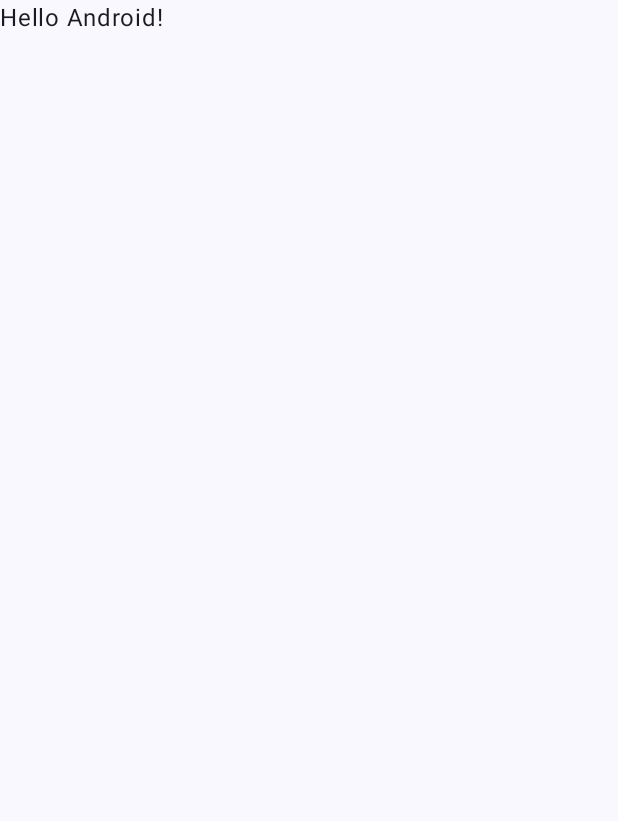
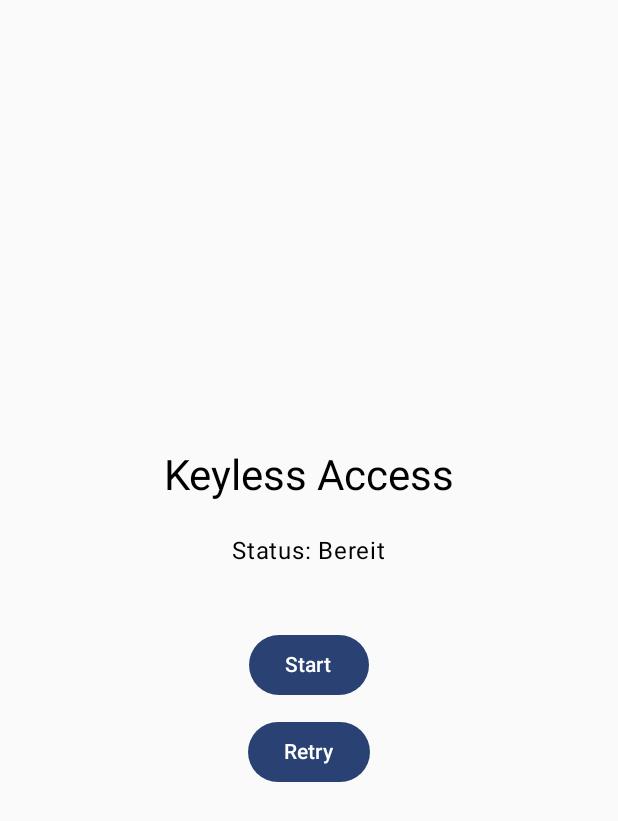
Before and after one commit to AlGD09/Keyless_App, an Android app built with Jetpack Compose: the screen it shows after launch (MainActivity), on a phone screen of 412 x 824 dp. Before the commit the part shown is almost empty. Shown: the top 821 px of the screen. Run offline under Robolectric (Android 15) with nearby library versions, the phone set to English and light mode, and no system bars; our stand-ins replace Dagger/Hilt's generated code.

Commit message:
Add: Simple UI + CLoud & BLE Dummies

```diff
--- a/app/src/main/AndroidManifest.xml
+++ b/app/src/main/AndroidManifest.xml
@@ -3,6 +3,7 @@
     xmlns:tools="http://schemas.android.com/tools">
 
     <application
+        android:name=".KeylessApplication"
         android:allowBackup="true"
         android:dataExtractionRules="@xml/data_extraction_rules"
         android:fullBackupContent="@xml/backup_rules"
--- /dev/null
+++ b/app/src/main/java/com/example/keyless_app/KeylessApplication.kt
@@ -0,0 +1,7 @@
+package com.example.keyless_app
+
+import android.app.Application
+import dagger.hilt.android.HiltAndroidApp
+
+@HiltAndroidApp
+class KeylessApplication : Application()
--- a/app/src/main/java/com/example/keyless_app/MainActivity.kt
+++ b/app/src/main/java/com/example/keyless_app/MainActivity.kt
@@ -11,37 +11,29 @@
 import androidx.compose.runtime.Composable
 import androidx.compose.ui.Modifier
 import androidx.compose.ui.tooling.preview.Preview
+import com.example.keyless_app.ablauf.AblaufScreen
 import com.example.keyless_app.ui.theme.Keyless_AppTheme
+import dagger.hilt.android.AndroidEntryPoint
 
+
+
+@AndroidEntryPoint
 class MainActivity : ComponentActivity() {
     override fun onCreate(savedInstanceState: Bundle?) {
         super.onCreate(savedInstanceState)
         enableEdgeToEdge()
         setContent {
             Keyless_AppTheme {
-                Scaffold(modifier = Modifier.fillMaxSize()) { innerPadding ->
-                    Greeting(
-                        name = "Android",
-                        modifier = Modifier.padding(innerPadding)
-                    )
-                }
+                AblaufScreen()
+
             }
         }
     }
 }
 
-@Composable
-fun Greeting(name: String, modifier: Modifier = Modifier) {
-    Text(
-        text = "Hello $name!",
-        modifier = modifier
-    )
-}
+
 
 @Preview(showBackground = true)
 @Composable
 fun GreetingPreview() {
-    Keyless_AppTheme {
-        Greeting("Android")
-    }
 }
--- /dev/null
+++ b/app/src/main/java/com/example/keyless_app/Navigation.kt
@@ -0,0 +1 @@
+package com.example.keyless_app
--- /dev/null
+++ b/app/src/main/java/com/example/keyless_app/ablauf/AblaufScreen.kt
@@ -0,0 +1,69 @@
+package com.example.keyless_app.ablauf
+
+
+
+import androidx.compose.foundation.layout.*
+import androidx.compose.material3.*
+import androidx.compose.runtime.*
+import androidx.compose.ui.Alignment
+import androidx.compose.ui.Modifier
+import androidx.compose.ui.tooling.preview.Preview
+import androidx.compose.ui.unit.dp
+import androidx.hilt.navigation.compose.hiltViewModel
+//import androidx.navigation.NavController
+
+@Composable
+fun AblaufScreen(
+    viewModel: AblaufViewModel = hiltViewModel()
+) {
+    // ViewModel-Status als State beobachten
+    val status by viewModel.status.collectAsState()
+
+    Column(
+        modifier = Modifier
+            .fillMaxSize()
+            .padding(20.dp),
+        verticalArrangement = Arrangement.Center,
+        horizontalAlignment = Alignment.CenterHorizontally
+    ) {
+        Text("Keyless Access", style = MaterialTheme.typography.headlineMedium)
+
+        Spacer(Modifier.height(20.dp))
+
+        Text("Status: ${status.label}")
+
+        Spacer(Modifier.height(40.dp))
+
+        Button(onClick = { viewModel.startProcess() }) {
+            Text("Start")
+        }
+
+        Spacer(Modifier.height(10.dp))
+
+        Button(onClick = { viewModel.retry() }) {
+            Text("Retry")
+        }
+    }
+}
+
+@Preview(showBackground = true)
+@Composable
+fun AblaufScreenPreview() {
+    com.example.keyless_app.ui.theme.Keyless_AppTheme {
+        Column(
+            modifier = Modifier
+                .fillMaxSize()
+                .padding(20.dp),
+            verticalArrangement = Arrangement.Center,
+            horizontalAlignment = Alignment.CenterHorizontally
+        ) {
+            Text("Keyless Access", style = MaterialTheme.typography.headlineMedium)
+            Spacer(Modifier.height(20.dp))
+            Text("Status: Cloud erfolgreich ✅")
+            Spacer(Modifier.height(40.dp))
+            Button(onClick = {}) { Text("Start") }
+            Spacer(Modifier.height(10.dp))
+            Button(onClick = {}) { Text("Retry") }
+        }
+    }
+}
--- /dev/null
+++ b/app/src/main/java/com/example/keyless_app/ablauf/AblaufViewModel.kt
@@ -0,0 +1,48 @@
+package com.example.keyless_app.ablauf
+
+import androidx.compose.ui.tooling.preview.Preview
+import androidx.lifecycle.ViewModel
+import androidx.lifecycle.viewModelScope
+import com.example.keyless_app.data.BLEManager
+import com.example.keyless_app.data.CloudClient
+import dagger.hilt.android.lifecycle.HiltViewModel
+import kotlinx.coroutines.flow.MutableStateFlow
+import kotlinx.coroutines.flow.asStateFlow
+import kotlinx.coroutines.launch
+import javax.inject.Inject
+
+@HiltViewModel
+class AblaufViewModel @Inject constructor(
+    private val cloudClient: CloudClient,
+    private val bleManager: BLEManager
+) : ViewModel() {
+
+    private val _status = MutableStateFlow<Status>(Status.Idle)
+    val status = _status.asStateFlow()
+
+    fun startProcess() {
+        viewModelScope.launch {
+            _status.value = Status.CloudConnecting
+            val token = cloudClient.fetchToken()
+            _status.value = Status.CloudSuccess
+
+            _status.value = Status.BLEStarting
+            val result = bleManager.startAuthentication(token)
+
+            _status.value = if (result) Status.AuthSuccess else Status.Error("Auth failed")
+        }
+    }
+
+    fun retry() {
+        _status.value = Status.Idle
+    }
+}
+
+sealed class Status(val label: String) {
+    object Idle : Status("Bereit")
+    object CloudConnecting : Status("Cloud: Verbindung...")
+    object CloudSuccess : Status("Cloud: Erfolgreich ✅")
+    object BLEStarting : Status("BLE: Läuft...")
+    object AuthSuccess : Status("Authentifiziert ✅")
+    data class Error(val msg: String) : Status("Fehler: $msg")
+}
--- /dev/null
+++ b/app/src/main/java/com/example/keyless_app/data/CloudClient.kt
@@ -0,0 +1,23 @@
+package com.example.keyless_app.data
+
+import kotlinx.coroutines.delay
+import javax.inject.Inject
+
+/**
+ * CloudClient – verwaltet die Kommunikation mit der Cloud.
+ * Zunächst eine simulierte (Mock-) Implementierung.
+ */
+class CloudClient @Inject constructor() {
+
+    /**
+     * Ruft ein Authentifizierungs-Token aus der Cloud ab.
+     * @return Token-String (zunächst Dummy)
+     */
+    suspend fun fetchToken(): String {
+        // Simuliere Netzwerkverzögerung
+        delay(1500)
+
+        // TODO: später echte REST-Implementierung (z. B. Retrofit)
+        return "mock-token-123"
+    }
+}
--- /dev/null
+++ b/app/src/main/java/com/example/keyless_app/di/AppModule.kt
@@ -0,0 +1,22 @@
+package com.example.keyless_app.di
+
+import com.example.keyless_app.data.CloudClient
+import com.example.keyless_app.data.BLEManager
+import dagger.Module
+import dagger.Provides
+import dagger.hilt.InstallIn
+import dagger.hilt.components.SingletonComponent
+import javax.inject.Singleton
+
+@Module
+@InstallIn(SingletonComponent::class)
+object AppModule {
+
+    @Provides
+    @Singleton
+    fun provideCloudClient(): CloudClient = CloudClient()
+
+    @Provides
+    @Singleton
+    fun provideBLEManager(): BLEManager = BLEManager()
+}
--- a/build.gradle.kts
+++ b/build.gradle.kts
@@ -3,4 +3,6 @@
     alias(libs.plugins.android.application) apply false
     alias(libs.plugins.kotlin.android) apply false
     alias(libs.plugins.kotlin.compose) apply false
+    id("com.android.library") version "8.3.2" apply false
+    id("com.google.dagger.hilt.android") version "2.51.1" apply false
 }
```
Also changed, not shown: app/build.gradle.kts (+21 -0 lines), app/src/main/java/com/example/keyless_app/NavGraph.kt (added, +27 -0 lines), app/src/main/java/com/example/keyless_app/data/BLEManager.kt (added, +39 -0 lines).
